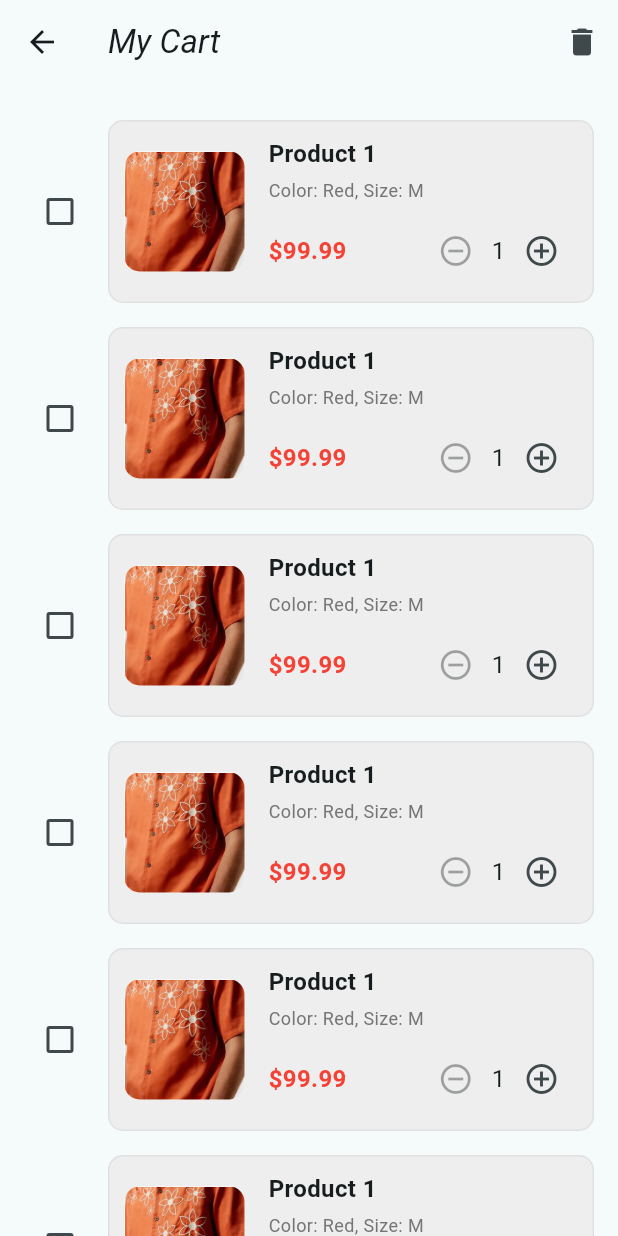
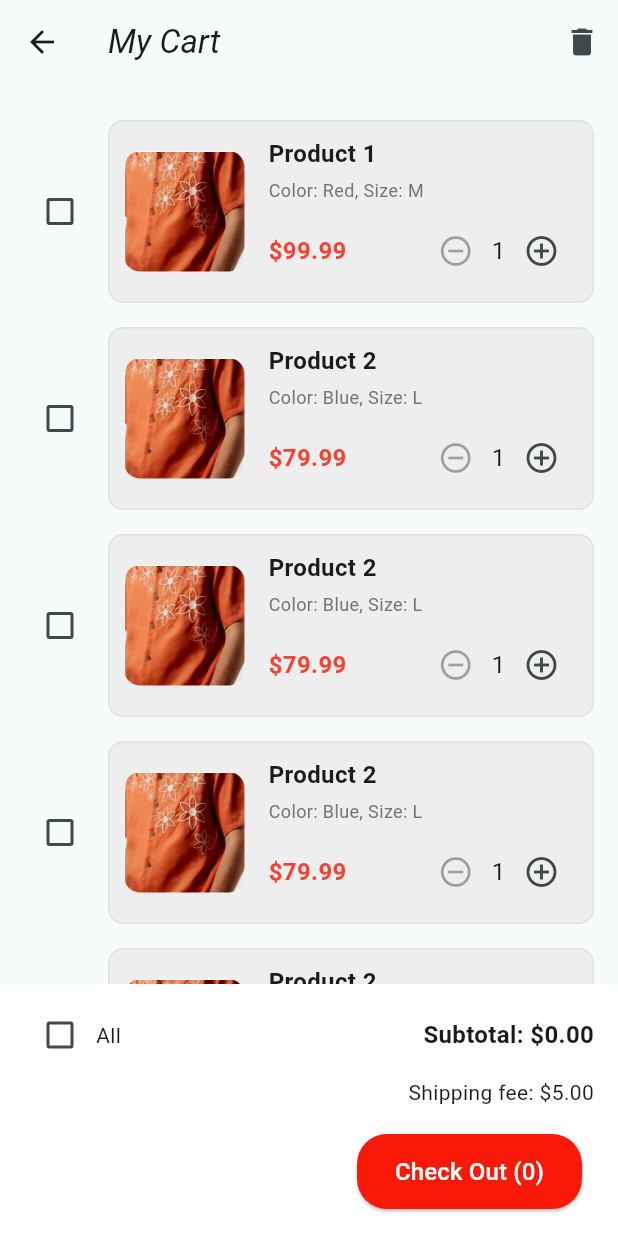
Before and after one commit to gitFaysalSakib/softminionEcom, a Flutter app: the screen it shows after launch, after a tap on the "delete" icon, on a phone screen of 412 x 824 dp. Run offline on Flutter 3.47's test engine with Material 3 defaults, Android fonts, the light colour scheme and no system bars; our stand-ins replace flutter_staggered_animations, get.

Commit message:
add to cart page develop with subtotal check out button also

```diff
--- a/lib/Ssystem_Architecture/View/add to cart/my_cart_page_view.dart
+++ b/lib/Ssystem_Architecture/View/add to cart/my_cart_page_view.dart
@@ -1,6 +1,7 @@
 import 'package:flutter/material.dart';
 import 'package:softminion/Ssystem_Architecture/Model/add%20to%20cart/cart_item_model.dart';
 import 'package:softminion/widgets/add_subtotal_test.dart';
+import 'package:softminion/widgets/custom_button_field.dart'; // Import your custom button widget
 
 class MyCartPage extends StatefulWidget {
   @override
@@ -15,71 +16,7 @@ class _MyCartPageState extends State<MyCartPage> {
       color: 'Red',
       size: 'M',
       price: 99.99,
-      quantity: 1, // Ensure quantity is initialized
-    ),
-    CartItem(
-      title: 'Product 1',
-      imageUrl: 'assets/images/aaa.jpg',
-      color: 'Red',
-      size: 'M',
-      price: 99.99,
-      quantity: 1, // Ensure quantity is initialized
-    ),
-    CartItem(
-      title: 'Product 1',
-      imageUrl: 'assets/images/aaa.jpg',
-      color: 'Red',
-      size: 'M',
-      price: 99.99,
-      quantity: 1, // Ensure quantity is initialized
-    ),
-    CartItem(
-      title: 'Product 1',
-      imageUrl: 'assets/images/aaa.jpg',
-      color: 'Red',
-      size: 'M',
-      price: 99.99,
-      quantity: 1, // Ensure quantity is initialized
-    ),
-    CartItem(
-      title: 'Product 1',
-      imageUrl: 'assets/images/aaa.jpg',
-      color: 'Red',
-      size: 'M',
-      price: 99.99,
-      quantity: 1, // Ensure quantity is initialized
-    ),
-    CartItem(
-      title: 'Product 1',
-      imageUrl: 'assets/images/aaa.jpg',
-      color: 'Red',
-      size: 'M',
-      price: 99.99,
-      quantity: 1, // Ensure quantity is initialized
-    ),
-    CartItem(
-      title: 'Product 1',
-      imageUrl: 'assets/images/aaa.jpg',
-      color: 'Red',
-      size: 'M',
-      price: 99.99,
-      quantity: 1, // Ensure quantity is initialized
-    ),
-    CartItem(
-      title: 'Product 1',
-      imageUrl: 'assets/images/aaa.jpg',
-      color: 'Red',
-      size: 'M',
-      price: 99.99,
-      quantity: 1, // Ensure quantity is initialized
-    ),
-    CartItem(
-      title: 'Product 1',
-      imageUrl: 'assets/images/aaa.jpg',
-      color: 'Red',
-      size: 'M',
-      price: 99.99,
-      quantity: 1, // Ensure quantity is initialized
+      quantity: 1,
     ),
     CartItem(
       title: 'Product 2',
@@ -87,7 +24,63 @@ class _MyCartPageState extends State<MyCartPage> {
       color: 'Blue',
       size: 'L',
       price: 79.99,
-      quantity: 1, // Ensure quantity is initialized
+      quantity: 1,
+    ),
+    CartItem(
+      title: 'Product 2',
+      imageUrl: 'assets/images/aaa.jpg',
+      color: 'Blue',
+      size: 'L',
+      price: 79.99,
+      quantity: 1,
+    ),
+    CartItem(
+      title: 'Product 2',
+      imageUrl: 'assets/images/aaa.jpg',
+      color: 'Blue',
+      size: 'L',
+      price: 79.99,
+      quantity: 1,
+    ),
+    CartItem(
+      title: 'Product 2',
+      imageUrl: 'assets/images/aaa.jpg',
+      color: 'Blue',
+      size: 'L',
+      price: 79.99,
+      quantity: 1,
+    ),
+    CartItem(
+      title: 'Product 2',
+      imageUrl: 'assets/images/aaa.jpg',
+      color: 'Blue',
+      size: 'L',
+      price: 79.99,
+      quantity: 1,
+    ),
+    CartItem(
+      title: 'Product 2',
+      imageUrl: 'assets/images/aaa.jpg',
+      color: 'Blue',
+      size: 'L',
+      price: 79.99,
+      quantity: 1,
+    ),
+    CartItem(
+      title: 'Product 2',
+      imageUrl: 'assets/images/aaa.jpg',
+      color: 'Blue',
+      size: 'L',
+      price: 79.99,
+      quantity: 1,
+    ),
+    CartItem(
+      title: 'Product 2',
+      imageUrl: 'assets/images/aaa.jpg',
+      color: 'Blue',
+      size: 'L',
+      price: 79.99,
+      quantity: 1,
     ),
     CartItem(
       title: 'Product 3',
@@ -95,25 +88,54 @@ class _MyCartPageState extends State<MyCartPage> {
       color: 'Green',
       size: 'S',
       price: 59.99,
-      quantity: 1, // Ensure quantity is initialized
+      quantity: 1,
     ),
   ];
 
-  void _deleteSelectedItems() {
-    setState(() {
-      cartItems.removeWhere((item) => item.isSelected);
-    });
-  }
+  double _totalAmount = 0.0;
+  int _totalQuantity = 0;
+
+  bool _selectAll = false;
 
   void _toggleSelection(CartItem item, bool? isSelected) {
     setState(() {
       item.isSelected = isSelected ?? false;
+      _calculateTotalAmount();
     });
   }
 
   void _changeQuantity(CartItem item, int quantity) {
     setState(() {
       item.quantity = quantity;
+      _calculateTotalAmount();
+    });
+  }
+
+  // void _calculateTotalAmount() {
+
+  //   _totalAmount = cartItems
+  //       .where((item) => item.isSelected)
+  //       .fold(0.0, (sum, item) => sum + (item.price * item.quantity));
+  // }
+  void _calculateTotalAmount() {
+    _totalAmount = 0.0;
+    _totalQuantity = 0;
+
+    for (var item in cartItems) {
+      if (item.isSelected) {
+        _totalAmount += item.price * item.quantity;
+        _totalQuantity += item.quantity;
+      }
+    }
+  }
+
+  void _toggleSelectAll(bool? isSelected) {
+    setState(() {
+      _selectAll = isSelected ?? false;
+      for (var item in cartItems) {
+        item.isSelected = _selectAll;
+      }
+      _calculateTotalAmount();
     });
   }
 
@@ -127,14 +149,16 @@ class _MyCartPageState extends State<MyCartPage> {
             Navigator.of(context).pop();
           },
         ),
-        title: Text(
-          'My Cart',
-          style: TextStyle(fontStyle: FontStyle.italic),
-        ),
+        title: Text('My Cart', style: TextStyle(fontStyle: FontStyle.italic)),
         actions: [
           IconButton(
             icon: Icon(Icons.delete),
-            onPressed: _deleteSelectedItems,
+            onPressed: () {
+              setState(() {
+                cartItems.removeWhere((item) => item.isSelected);
+                _calculateTotalAmount();
+              });
+            },
           ),
         ],
       ),
@@ -153,6 +177,47 @@ class _MyCartPageState extends State<MyCartPage> {
           ),
         ),
       ),
+      bottomNavigationBar: Container(
+        padding: const EdgeInsets.symmetric(vertical: 10.0, horizontal: 16.0),
+        color: Colors.white,
+        child: Column(
+          mainAxisSize: MainAxisSize.min,
+          crossAxisAlignment: CrossAxisAlignment.end, // Align to the right
+          children: [
+            Row(
+              mainAxisAlignment: MainAxisAlignment.spaceBetween,
+              children: [
+                Row(
+                  children: [
+                    Checkbox(
+                      value: _selectAll,
+                      onChanged: _toggleSelectAll,
+                    ),
+                    Text('All'),
+                  ],
+                ),
+                Text(
+                  'Subtotal: \$${_totalAmount.toStringAsFixed(2)}',
+                  style: TextStyle(fontSize: 16.0, fontWeight: FontWeight.bold),
+                ),
+              ],
+            ),
+            SizedBox(height: 4.0), // Add some spacing
+            Text(
+              'Shipping fee: \$5.00', // Set your shipping fee amount here
+              style: TextStyle(fontSize: 14.0),
+            ),
+            SizedBox(height: 10.0), // Add some spacing before the button
+            CustomButton(
+              text: 'Check Out (${_totalQuantity})',
+              width: 150.0,
+              onPressed: () {
+                // Add your checkout logic here
+              },
+            ),
+          ],
+        ),
+      ),
     );
   }
 }
--- a/lib/Ssystem_Architecture/View/all_bottom_page/all_bottom_screen_add.dart
+++ b/lib/Ssystem_Architecture/View/all_bottom_page/all_bottom_screen_add.dart
@@ -8,7 +8,7 @@ import 'package:softminion/Ssystem_Architecture/View/all_bottom_page/favorites_b
 import 'package:softminion/Ssystem_Architecture/View/all_bottom_page/home_bottom_page/home_bottom_screen_page.dart';
 import 'package:softminion/Ssystem_Architecture/View/all_bottom_page/home_bottom_page/homepage_test.dart';
 import 'package:softminion/Ssystem_Architecture/View/all_bottom_page/profile_bottom_page/profile_bottom_screen.dart';
-import 'package:softminion/widgets/custom_bottom_navigationbar.dart';
+import 'package:softminion/widgets/custom_bottom_main_page_navigationbar.dart';
 
 class AllBottomScreenAdd extends StatelessWidget {
   final NavigationController navigationController =
```
Also changed, not shown: lib/widgets/custom_button_field.dart (+0 -18 lines), lib/widgets/custom_bottom_main_page_navigationbar.dart (renamed from lib/widgets/custom_bottom_navigationbar.dart).
